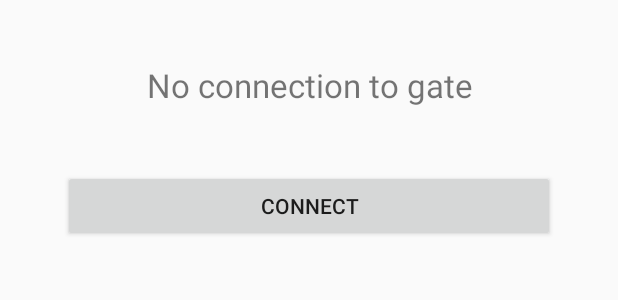
After one commit to JonathanVidmar/BLEPublicTransport, an Android app: the layout fragment_bluetooth_connection.xml on its own in the app's theme, with its tools: preview values and no code run, on a phone screen of 412 x 824 dp. The commit adds this screen. Shown: the top 300 px of the screen. Run offline under Robolectric (Android 15) with nearby library versions, the phone set to English and light mode, and no system bars; network calls fail.

Commit message:
Added bluetooth connection fragment, and implemented onactivity result in main activity. Nothing that works yet but commit now to avoid merge conflicts in Main Activity.

```diff
--- /dev/null
+++ b/app/src/main/res/layout/fragment_bluetooth_connection.xml
@@ -0,0 +1,26 @@
+<RelativeLayout xmlns:android="http://schemas.android.com/apk/res/android"
+    xmlns:tools="http://schemas.android.com/tools"
+    android:layout_width="match_parent"
+    android:layout_height="match_parent"
+    tools:context="com.lth.thesis.blepublictransport.BluetoothConnectionFragment">
+
+    <TextView
+        android:id="@+id/statusText"
+        android:layout_width="match_parent"
+        android:layout_height="wrap_content"
+        android:text="No connection to gate"
+        android:textSize="22dp"
+        android:textAlignment="center"
+        android:layout_margin="42dp"/>
+    <Button
+        android:id="@+id/connectButton"
+        android:layout_below="@+id/statusText"
+        android:layout_width="match_parent"
+        android:layout_height="wrap_content"
+        android:text="Connect"
+        android:layout_centerHorizontal="true"
+        android:onClick="bluetoothConnect"
+        android:layout_marginLeft="42dp"
+        android:layout_marginRight="42dp"
+        />
+</RelativeLayout>
```
Also changed, not shown: app/src/main/java/com/lth/thesis/blepublictransport/BluetoothConnectionFragment.java (added, +198 -0 lines), app/src/main/java/com/lth/thesis/blepublictransport/MainActivity.java (+9 -0 lines), 1 other file.
